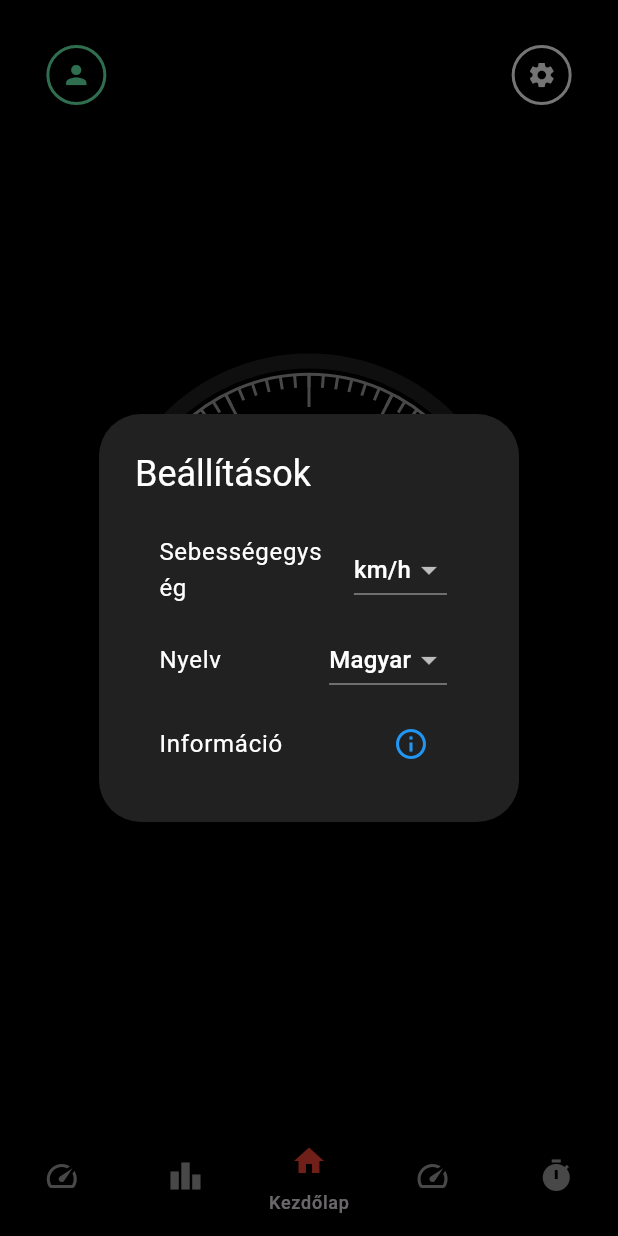
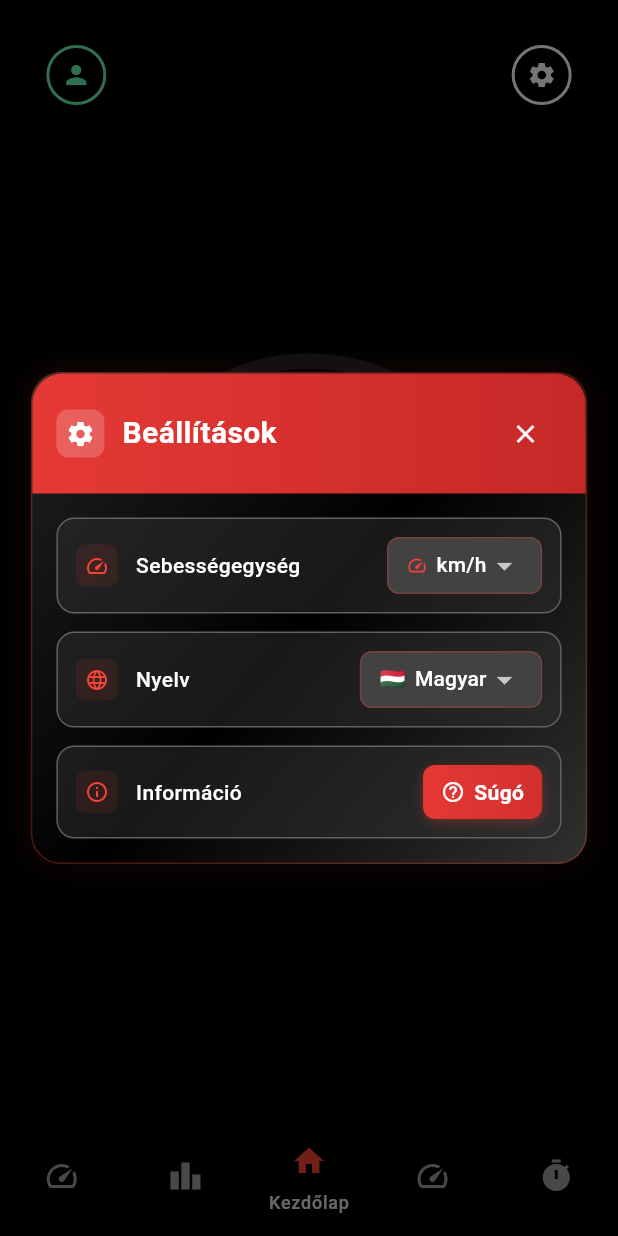
Before and after one commit to taalnorbert/dyno2, a Flutter app: the HomePage screen opened by its route, after a tap on the "settings" icon, on a phone screen of 412 x 824 dp. Run offline on Flutter 3.47's test engine with Material 3 defaults, Android fonts, the phone set to English and light mode, and no system bars; our stand-ins replace cloud_firestore, firebase_auth, firebase_core, fl_chart, fluttertoast, geolocator and 6 more; accounts and stored records are empty; generated files the repository leaves out were written again.

Commit message:
UPDATE - Settings dialog UI

```diff
--- a/lib/speed_meter/Navbar/Pages/home.dart
+++ b/lib/speed_meter/Navbar/Pages/home.dart
@@ -3,10 +3,9 @@ import 'package:flutter/material.dart';
 import 'package:geolocator/geolocator.dart';
 import '../../meter_painter.dart';
 import '../../../services/auth_service.dart';
-import '../../widgets/Messages/help_dialog.dart';
+import '../../../widgets/settings_dialog.dart'; // Új import hozzáadva
 import '../../../providers/speed_provider.dart';
 import '../../../providers/language_provider.dart';
-import '../../../localization/app_localizations.dart';
 import 'package:go_router/go_router.dart';
 
 class HomePage extends StatefulWidget {
@@ -95,109 +94,14 @@ class _HomePageState extends State<HomePage> {
     });
   }
 
-  void _showHelpDialog() {
-    showHelpDialog(context);
-  }
 
   void _showSettingsDialog() {
     showDialog(
       context: context,
       builder: (BuildContext context) {
-        return StatefulBuilder(
-          builder: (context, setState) {
-            return AlertDialog(
-              backgroundColor: Colors.grey[900],
-              title: Text(
-                AppLocalizations.settings,
-                style: const TextStyle(color: Colors.white),
-              ),
-              content: Column(
-                mainAxisSize: MainAxisSize.min,
-                children: [
-                  // Speed Unit Setting
-                  ListTile(
-                    title: Text(
-                      AppLocalizations.speedUnit,
-                      style: const TextStyle(color: Colors.white),
-                    ),
-                    trailing: DropdownButton<bool>(
-                      dropdownColor: Colors.grey[850],
-                      value: _speedProvider.isKmh,
-                      onChanged: (bool? newValue) {
-                        if (newValue != null) {
-                          _speedProvider.setSpeedUnit(newValue);
-                          setState(() {});
-                        }
-                      },
-                      items: const [
-                        DropdownMenuItem(
-                          value: true,
-                          child: Text('km/h',
-                              style: TextStyle(color: Colors.white)),
-                        ),
-                        DropdownMenuItem(
-                          value: false,
-                          child: Text('mph',
-                              style: TextStyle(color: Colors.white)),
-                        ),
-                      ],
-                    ),
-                  ),
-                  // Language Setting
-                  ListTile(
-                    title: Text(
-                      AppLocalizations.language,
-                      style: const TextStyle(color: Colors.white),
-                    ),
-                    trailing: DropdownButton<String>(
-                      dropdownColor: Colors.grey[850],
-                      value: _languageProvider.languageCode,
-                      onChanged: (String? newValue) {
-                        if (newValue != null) {
-                          _languageProvider.setLanguage(newValue);
-                          setState(() {});
-                        }
-                      },
-                      items: [
-                        DropdownMenuItem(
-                          value: 'hu',
-                          child: Text(AppLocalizations.hungarian,
-                              style: const TextStyle(color: Colors.white)),
-                        ),
-                        DropdownMenuItem(
-                          value: 'en',
-                          child: Text(AppLocalizations.english,
-                              style: const TextStyle(color: Colors.white)),
-                        ),
-                        DropdownMenuItem(
-                          value: 'de',
-                          child: Text(AppLocalizations.german,
-                              style: const TextStyle(color: Colors.white)),
-                        ),
-                      ],
-                    ),
-                  ),
-                  // Information Button
-                  ListTile(
-                    title: Text(
-                      AppLocalizations.information,
-                      style: const TextStyle(color: Colors.white),
-                    ),
-                    trailing: IconButton(
-                      icon: const Icon(
-                        Icons.info_outline,
-                        color: Colors.blue,
-                      ),
-                      onPressed: () {
-                        Navigator.pop(context); // Close settings dialog
-                        _showHelpDialog(); // Show help dialog
-                      },
-                    ),
-                  ),
-                ],
-              ),
-            );
-          },
+        return SettingsDialog(
+          speedProvider: _speedProvider,
+          languageProvider: _languageProvider,
         );
       },
     );
--- /dev/null
+++ b/lib/widgets/settings_dialog.dart
@@ -0,0 +1,385 @@
+import 'package:flutter/material.dart';
+import '../providers/speed_provider.dart';
+import '../providers/language_provider.dart';
+import '../localization/app_localizations.dart';
+import '../speed_meter/widgets/Messages/help_dialog.dart';
+
+class SettingsDialog extends StatelessWidget {
+  final SpeedProvider speedProvider;
+  final LanguageProvider languageProvider;
+
+  const SettingsDialog({
+    super.key,
+    required this.speedProvider,
+    required this.languageProvider,
+  });
+
+  @override
+  Widget build(BuildContext context) {
+    final screenHeight = MediaQuery.of(context).size.height;
+    final screenWidth = MediaQuery.of(context).size.width;
+
+    return StatefulBuilder(
+      builder: (context, setState) {
+        return Dialog(
+          backgroundColor: Colors.transparent,
+          insetPadding: EdgeInsets.symmetric(
+            horizontal: 16,
+            vertical: screenHeight * 0.1,
+          ),
+          child: Container(
+            constraints: BoxConstraints(
+              maxHeight: screenHeight * 0.8,
+              maxWidth: screenWidth * 0.9,
+            ),
+            decoration: BoxDecoration(
+              gradient: LinearGradient(
+                begin: Alignment.topLeft,
+                end: Alignment.bottomRight,
+                colors: [
+                  Colors.grey[900]!,
+                  Colors.black,
+                  Colors.grey[850]!,
+                ],
+              ),
+              borderRadius: BorderRadius.circular(20),
+              border: Border.all(
+                color: Colors.red.withOpacity(0.3),
+                width: 1,
+              ),
+              boxShadow: [
+                BoxShadow(
+                  color: Colors.red.withOpacity(0.1),
+                  blurRadius: 15,
+                  spreadRadius: 1,
+                ),
+                BoxShadow(
+                  color: Colors.black.withOpacity(0.5),
+                  blurRadius: 10,
+                  offset: Offset(0, 4),
+                ),
+              ],
+            ),
+            child: Column(
+              mainAxisSize: MainAxisSize.min,
+              children: [
+                // Header - kompaktabb
+                Container(
+                  padding: EdgeInsets.symmetric(horizontal: 16, vertical: 16),
+                  decoration: BoxDecoration(
+                    gradient: LinearGradient(
+                      colors: [Colors.red.shade600, Colors.red.shade800],
+                    ),
+                    borderRadius: BorderRadius.only(
+                      topLeft: Radius.circular(20),
+                      topRight: Radius.circular(20),
+                    ),
+                  ),
+                  child: Row(
+                    children: [
+                      Container(
+                        padding: EdgeInsets.all(6),
+                        decoration: BoxDecoration(
+                          color: Colors.white.withOpacity(0.2),
+                          borderRadius: BorderRadius.circular(8),
+                        ),
+                        child: Icon(
+                          Icons.settings,
+                          color: Colors.white,
+                          size: 20,
+                        ),
+                      ),
+                      SizedBox(width: 12),
+                      Expanded(
+                        child: Text(
+                          AppLocalizations.settings,
+                          style: TextStyle(
+                            color: Colors.white,
+                            fontSize: 20,
+                            fontWeight: FontWeight.bold,
+                          ),
+                        ),
+                      ),
+                      IconButton(
+                        onPressed: () => Navigator.pop(context),
+                        icon: Icon(
+                          Icons.close,
+                          color: Colors.white,
+                          size: 20,
+                        ),
+                        padding: EdgeInsets.zero,
+                        constraints: BoxConstraints(
+                          minWidth: 32,
+                          minHeight: 32,
+                        ),
+                      ),
+                    ],
+                  ),
+                ),
+
+                // Content - kompaktabb padding
+                Flexible(
+                  child: SingleChildScrollView(
+                    padding: EdgeInsets.all(16),
+                    child: Column(
+                      children: [
+                        // Speed Unit Setting
+                        _buildCompactSettingTile(
+                          icon: Icons.speed,
+                          title: AppLocalizations.speedUnit,
+                          child: Container(
+                            padding: EdgeInsets.symmetric(
+                                horizontal: 12, vertical: 6),
+                            decoration: BoxDecoration(
+                              color: Colors.grey[800],
+                              borderRadius: BorderRadius.circular(8),
+                              border: Border.all(
+                                color: Colors.red.withOpacity(0.3),
+                                width: 1,
+                              ),
+                            ),
+                            child: DropdownButtonHideUnderline(
+                              child: DropdownButton<bool>(
+                                dropdownColor: Colors.grey[800],
+                                value: speedProvider.isKmh,
+                                isDense: true,
+                                onChanged: (bool? newValue) {
+                                  if (newValue != null) {
+                                    speedProvider.setSpeedUnit(newValue);
+                                    setState(() {});
+                                  }
+                                },
+                                items: [
+                                  DropdownMenuItem(
+                                    value: true,
+                                    child: Row(
+                                      mainAxisSize: MainAxisSize.min,
+                                      children: [
+                                        Icon(Icons.speed,
+                                            color: Colors.red, size: 14),
+                                        SizedBox(width: 6),
+                                        Text('km/h',
+                                            style: TextStyle(
+                                                color: Colors.white,
+                                                fontSize: 14)),
+                                      ],
+                                    ),
+                                  ),
+                                  DropdownMenuItem(
+                                    value: false,
+                                    child: Row(
+                                      mainAxisSize: MainAxisSize.min,
+                                      children: [
+                                        Icon(Icons.speed,
+                                            color: Colors.red, size: 14),
+                                        SizedBox(width: 6),
+                                        Text('mph',
+                                            style: TextStyle(
+                                                color: Colors.white,
+                                                fontSize: 14)),
+                                      ],
+                                    ),
+                                  ),
+                                ],
+                              ),
+                            ),
+                          ),
+                        ),
+
+                        SizedBox(height: 12),
+
+                        // Language Setting
+                        _buildCompactSettingTile(
+                          icon: Icons.language,
+                          title: AppLocalizations.language,
+                          child: Container(
+                            padding: EdgeInsets.symmetric(
+                                horizontal: 12, vertical: 6),
+                            decoration: BoxDecoration(
+                              color: Colors.grey[800],
+                              borderRadius: BorderRadius.circular(8),
+                              border: Border.all(
+                                color: Colors.red.withOpacity(0.3),
+                                width: 1,
+                              ),
+                            ),
+                            child: DropdownButtonHideUnderline(
+                              child: DropdownButton<String>(
+                                dropdownColor: Colors.grey[800],
+                                value: languageProvider.languageCode,
+                                isDense: true,
+                                onChanged: (String? newValue) {
+                                  if (newValue != null) {
+                                    languageProvider.setLanguage(newValue);
+                                    setState(() {});
+                                  }
+                                },
+                                items: [
+                                  DropdownMenuItem(
+                                    value: 'hu',
+                                    child: Row(
+                                      mainAxisSize: MainAxisSize.min,
+                                      children: [
+                                        Text('🇭🇺',
+                                            style: TextStyle(fontSize: 14)),
+                                        SizedBox(width: 6),
+                                        Text(AppLocalizations.hungarian,
+                                            style: TextStyle(
+                                                color: Colors.white,
+                                                fontSize: 14)),
+                                      ],
+                                    ),
+                                  ),
+                                  DropdownMenuItem(
+                                    value: 'en',
+                                    child: Row(
+                                      mainAxisSize: MainAxisSize.min,
+                                      children: [
+                                        Text('🇺🇸',
+                                            style: TextStyle(fontSize: 14)),
+                                        SizedBox(width: 6),
+                                        Text(AppLocalizations.english,
+                                            style: TextStyle(
+                                                color: Colors.white,
+                                                fontSize: 14)),
+                                      ],
+                                    ),
+                                  ),
+                                  DropdownMenuItem(
+                                    value: 'de',
+                                    child: Row(
+                                      mainAxisSize: MainAxisSize.min,
+                                      children: [
+                                        Text('🇩🇪',
+                                            style: TextStyle(fontSize: 14)),
+                                        SizedBox(width: 6),
+                                        Text(AppLocalizations.german,
+                                            style: TextStyle(
+                                                color: Colors.white,
+                                                fontSize: 14)),
+                                      ],
+                                    ),
+                                  ),
+                                ],
+                              ),
+                            ),
+                          ),
+                        ),
+
+                        SizedBox(height: 12),
+
+                        // Information Button
+                        _buildCompactSettingTile(
+                          icon: Icons.info_outline,
+                          title: AppLocalizations.information,
+                          child: Container(
+                            decoration: BoxDecoration(
+                              gradient: LinearGradient(
+                                colors: [
+                                  Colors.red.shade600,
+                                  Colors.red.shade700
+                                ],
+                              ),
+                              borderRadius: BorderRadius.circular(8),
+                              boxShadow: [
+                                BoxShadow(
+                                  color: Colors.red.withOpacity(0.3),
+                                  blurRadius: 6,
+                                  offset: Offset(0, 2),
+                                ),
+                              ],
+                            ),
+                            child: Material(
+                              color: Colors.transparent,
+                              child: InkWell(
+                                borderRadius: BorderRadius.circular(8),
+                                onTap: () {
+                                  Navigator.pop(context);
+                                  showHelpDialog(context);
+                                },
+                                child: Padding(
+                                  padding: EdgeInsets.symmetric(
+                                      horizontal: 12, vertical: 8),
+                                  child: Row(
+                                    mainAxisSize: MainAxisSize.min,
+                                    children: [
+                                      Icon(
+                                        Icons.help_outline,
+                                        color: Colors.white,
+                                        size: 16,
+                                      ),
+                                      SizedBox(width: 6),
+                                      Text(
+                                        'Súgó',
+                                        style: TextStyle(
+                                          color: Colors.white,
+                                          fontWeight: FontWeight.w600,
+                                          fontSize: 14,
+                                        ),
+                                      ),
+                                    ],
+                                  ),
+                                ),
+                              ),
+                            ),
+                          ),
+                        ),
+                      ],
+                    ),
+                  ),
+                ),
+              ],
+            ),
+          ),
+        );
+      },
+    );
+  }
+
+  Widget _buildCompactSettingTile({
+    required IconData icon,
+    required String title,
+    required Widget child,
+  }) {
+    return Container(
+      padding: EdgeInsets.all(12),
+      decoration: BoxDecoration(
+        color: Colors.grey[850]?.withOpacity(0.5),
+        borderRadius: BorderRadius.circular(12),
+        border: Border.all(
+          color: Colors.grey[700]!,
+          width: 1,
+        ),
+      ),
+      child: Row(
+        children: [
+          Container(
+            padding: EdgeInsets.all(6),
+            decoration: BoxDecoration(
+              color: Colors.red.withOpacity(0.1),
+              borderRadius: BorderRadius.circular(6),
+            ),
+            child: Icon(
+              icon,
+              color: Colors.red,
+              size: 16,
+            ),
+          ),
+          SizedBox(width: 12),
+          Expanded(
+            child: Text(
+              title,
+              style: TextStyle(
+                color: Colors.white,
+                fontSize: 14,
+                fontWeight: FontWeight.w500,
+              ),
+            ),
+          ),
+          SizedBox(width: 8),
+          child,
+        ],
+      ),
+    );
+  }
+}
```
